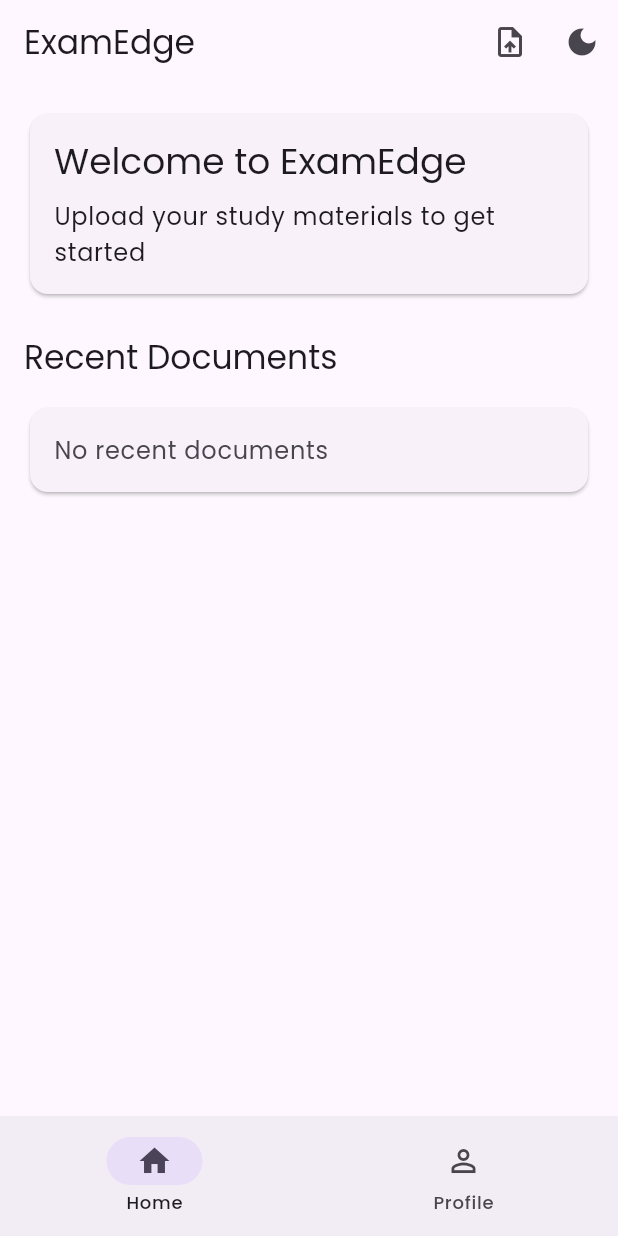
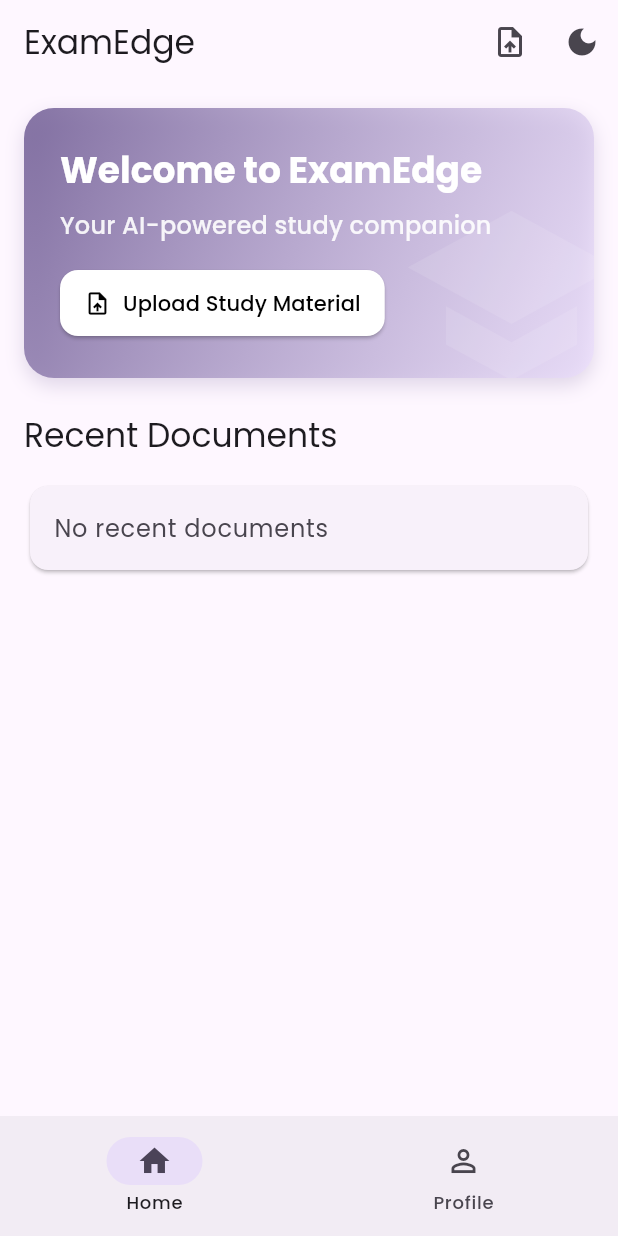
Before and after one commit to Utsav-J/ExamEdge_Edge-Your-Exams, a Flutter app: the screen it shows after launch, on a phone screen of 412 x 824 dp. Run offline on Flutter 3.47's test engine with Material 3 defaults, Android fonts, the phone set to English and light mode, and no system bars; our stand-ins replace file_picker, google_fonts, shared_preferences; missing offline and left inert: flutter_pdfview.

Commit message:
updated user interface banner

```diff
--- a/lib/main.dart
+++ b/lib/main.dart
@@ -2,7 +2,6 @@ import 'package:flutter/material.dart';
 import 'package:google_fonts/google_fonts.dart';
 import 'package:provider/provider.dart';
 import 'screens/main_screen.dart';
-import 'providers/chat_provider.dart';
 import 'providers/theme_provider.dart';
 
 void main() {
--- a/lib/screens/home_screen.dart
+++ b/lib/screens/home_screen.dart
@@ -41,6 +41,8 @@ class _HomeScreenState extends State<HomeScreen> {
   @override
   Widget build(BuildContext context) {
     final themeProvider = Provider.of<ThemeProvider>(context);
+    final colorScheme = Theme.of(context).colorScheme;
+
     return Scaffold(
       appBar: AppBar(
         title: const Text('ExamEdge'),
@@ -70,24 +72,86 @@ class _HomeScreenState extends State<HomeScreen> {
       body: ListView(
         padding: const EdgeInsets.all(16.0),
         children: [
-          // Welcome Section
-          Card(
-            child: Padding(
-              padding: const EdgeInsets.all(16.0),
+          // Modern Welcome Banner
+          Container(
+            height: 180,
+            decoration: BoxDecoration(
+              gradient: LinearGradient(
+                begin: Alignment.topLeft,
+                end: Alignment.bottomRight,
+                colors: [
+                  colorScheme.primary.withOpacity(0.8),
+                  colorScheme.primaryContainer.withOpacity(0.6),
+                ],
+              ),
+              borderRadius: BorderRadius.circular(20),
+              boxShadow: [
+                BoxShadow(
+                  color: colorScheme.primary.withOpacity(0.2),
+                  blurRadius: 10,
+                  offset: const Offset(0, 5),
+                ),
+              ],
+            ),
+            child: Stack(
+              children: [
+                Positioned(
+                  right: -20,
+                  bottom: -20,
+                  child: Icon(
+                    Icons.school,
+                    size: 150,
+                    color: Colors.white.withOpacity(0.1),
+                  ),
+                ),
+                Padding(
+                  padding: const EdgeInsets.all(24.0),
                   child: Column(
                     crossAxisAlignment: CrossAxisAlignment.start,
+                    mainAxisAlignment: MainAxisAlignment.center,
                     children: [
                       Text(
                         'Welcome to ExamEdge',
-                    style: Theme.of(context).textTheme.headlineSmall,
+                        style:
+                            Theme.of(context).textTheme.headlineSmall?.copyWith(
+                                  color: Colors.white,
+                                  fontWeight: FontWeight.bold,
+                                ),
                       ),
                       const SizedBox(height: 8),
                       Text(
-                    'Upload your study materials to get started',
-                    style: Theme.of(context).textTheme.bodyLarge,
+                        'Your AI-powered study companion',
+                        style:
+                            Theme.of(context).textTheme.titleMedium?.copyWith(
+                                  color: Colors.white.withOpacity(0.9),
+                                ),
+                      ),
+                      const SizedBox(height: 16),
+                      ElevatedButton.icon(
+                        onPressed: () {
+                          Navigator.push(
+                            context,
+                            MaterialPageRoute(
+                              builder: (context) => const FileUploadScreen(),
+                            ),
+                          ).then((_) => _loadRecentDocuments());
+                        },
+                        icon: const Icon(Icons.upload_file),
+                        label: const Text('Upload Study Material'),
+                        style: ElevatedButton.styleFrom(
+                          backgroundColor: Colors.white,
+                          foregroundColor: Colors.black,
+                          padding: const EdgeInsets.symmetric(
+                              horizontal: 16, vertical: 12),
+                          shape: RoundedRectangleBorder(
+                            borderRadius: BorderRadius.circular(12),
+                          ),
+                        ),
                       ),
                     ],
                   ),
+                ),
+              ],
             ),
           ),
           const SizedBox(height: 24),
--- a/lib/screens/main_screen.dart
+++ b/lib/screens/main_screen.dart
@@ -1,7 +1,4 @@
 import 'package:flutter/material.dart';
-import 'package:provider/provider.dart';
-import '../providers/theme_provider.dart';
-// import '../providers/chat_provider.dart';
 import 'home_screen.dart';
 import 'profile_screen.dart';
 
@@ -22,8 +19,6 @@ class _MainScreenState extends State<MainScreen> {
 
   @override
   Widget build(BuildContext context) {
-    final themeProvider = Provider.of<ThemeProvider>(context);
-
     return Scaffold(
       body: _screens[_selectedIndex],
       bottomNavigationBar: NavigationBar(
```
Lines whose indentation alone changed are shown as unchanged.
